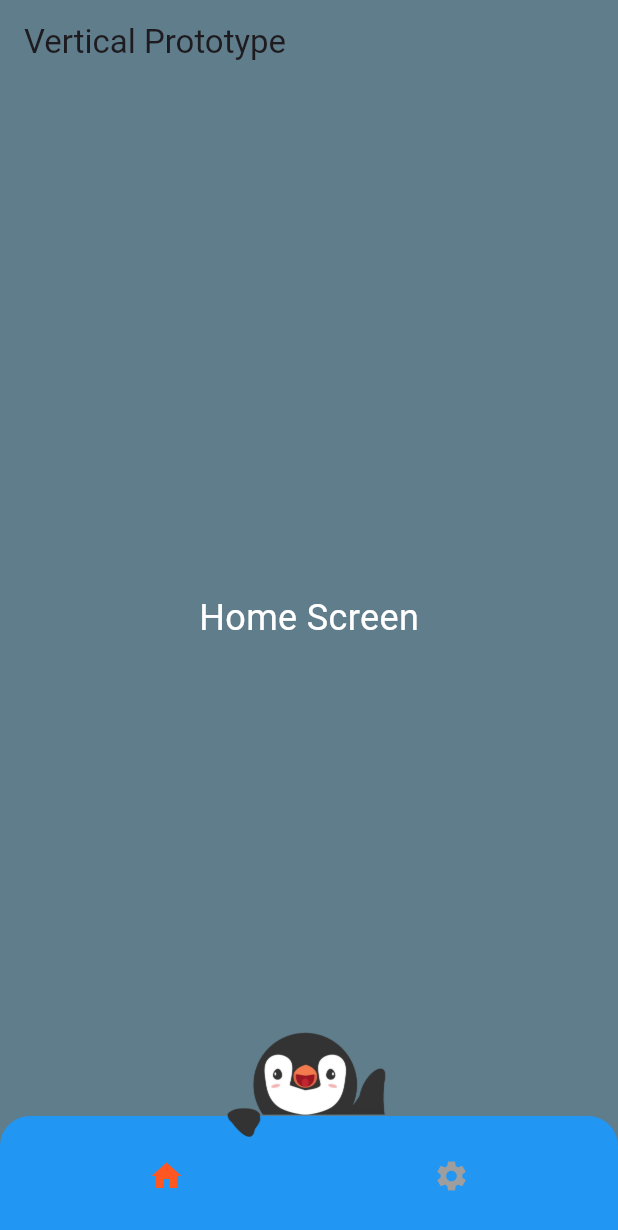
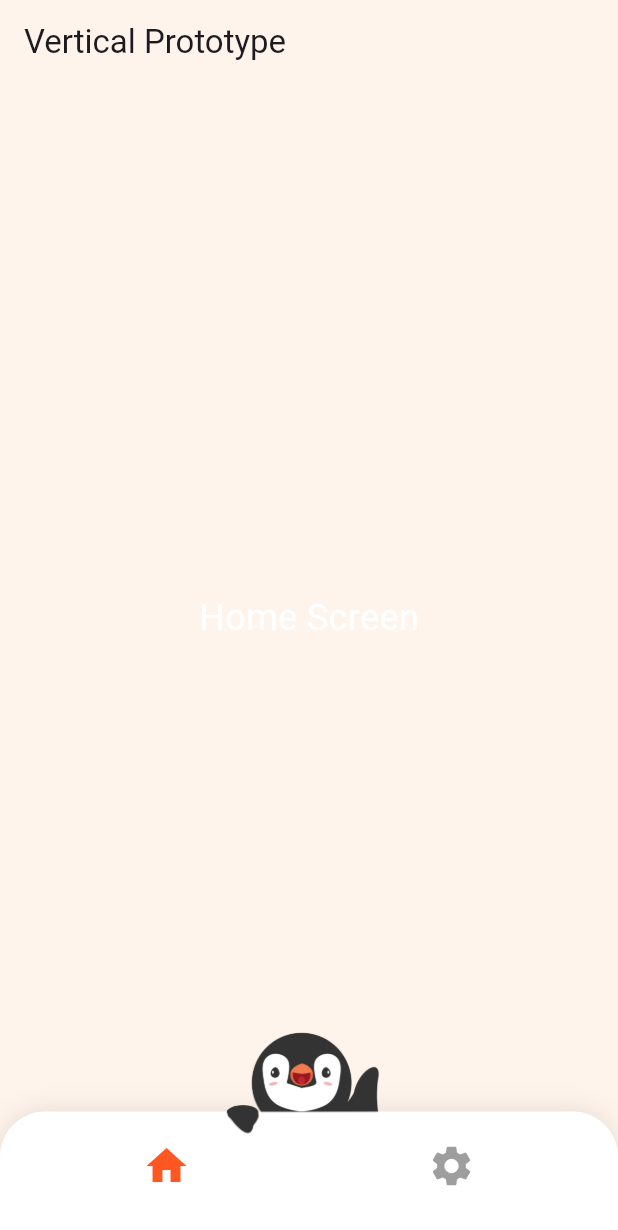
Before and after one commit to YZ1GO/L.EIC017_ES_PRJ, a Flutter app: the screen it shows after launch, on a phone screen of 412 x 824 dp. Shown: the top 1230 px of the screen. Run offline on Flutter 3.47's test engine with Material 3 defaults, Android fonts, the phone set to English and light mode, and no system bars.

Commit message:
adjust position and colors of navigator menu bar

```diff
--- a/app/lib/navigation_menu.dart
+++ b/app/lib/navigation_menu.dart
@@ -57,10 +57,10 @@ class NavigationMenuState extends State<NavigationMenu> {
         index: selectedIndex,
         children: screens,
       ),
-      floatingActionButton: Stack( // Wrap the Positioned widget with a Stack
+      floatingActionButton: Stack(
         children: [
           Positioned(
-            bottom: kBottomNavigationBarHeight + 10,
+            bottom: kBottomNavigationBarHeight + 12,
             left: (MediaQuery.of(context).size.width - 125) / 2,
             child: RawMaterialButton(
               onPressed: () {
@@ -68,23 +68,33 @@ class NavigationMenuState extends State<NavigationMenu> {
               },
               elevation: 0,
               fillColor: Colors.transparent,
-              child: Image.asset(
-                'assets/pingu_transparent.png',
-                width: 125, // Adjust width as needed
-                height: 125, // Adjust height as needed
+              child:
+                Image.asset(
+                  'assets/pingu-transparent-shadow.png',
+                  width: 120,
+                  height: 120,
                 ),
             ),
           ),
         ],
       ),
       floatingActionButtonLocation: FloatingActionButtonLocation.centerDocked,
-      bottomNavigationBar: Container(
+      bottomNavigationBar: SizedBox(
+        height: 83,
+        child: Container(
           decoration: const BoxDecoration(
-          color: Colors.blue, // Set the background color
+            color: Colors.white,
             borderRadius: BorderRadius.only(
-            topLeft: Radius.circular(20), // Adjust the radius as needed
-            topRight: Radius.circular(20), // Adjust the radius as needed
+              topLeft: Radius.circular(30),
+              topRight: Radius.circular(30),
             ),
+            boxShadow: [
+              BoxShadow(
+                color: Color.fromRGBO(0, 0, 0, 0.1),
+                blurRadius: 14,
+                offset: Offset(0, -1),
+              )
+            ],
           ),
           child: BottomAppBar(
             elevation: 0,
@@ -92,17 +102,26 @@ class NavigationMenuState extends State<NavigationMenu> {
             child: Row(
               mainAxisAlignment: MainAxisAlignment.spaceAround,
               children: [
-              IconButton(
+                Padding(
+                  padding: const EdgeInsets.only(bottom: 10),
+                  child: IconButton(
                     icon: Icon(Icons.home),
                     onPressed: () => onItemTapped(0),
                     color: selectedIndex == 0 ? Colors.deepOrange : Colors.grey,
+                    iconSize: 32,
                   ),
-              IconButton(
+                ),
+                Padding(
+                  padding: const EdgeInsets.only(bottom: 10),
+                  child: IconButton(
                     icon: Icon(Icons.settings),
                     onPressed: () => onItemTapped(1),
                     color: selectedIndex == 1 ? Colors.deepOrange : Colors.grey,
+                    iconSize: 32,
+                  ),
                 ),
               ],
+            ),
           ),
         ),
       ),
--- a/app/lib/screens/home_screen.dart
+++ b/app/lib/screens/home_screen.dart
@@ -14,7 +14,7 @@ class HomeScreen extends StatelessWidget {
             width: double.infinity,
             height: double.infinity,
             decoration: BoxDecoration(
-              color: Colors.blueGrey, // Background color of the shape
+              color: Color.fromRGBO(255, 244, 236, 1), // Background color of the shape
               borderRadius: BorderRadius.circular(0), // Border radius of the shape
             ),
           ),
--- a/app/pubspec.yaml
+++ b/app/pubspec.yaml
@@ -61,6 +61,7 @@ flutter:
   # To add assets to your application, add an assets section, like this:
   assets:
     - assets/pingu_transparent.png
+    - assets/pingu-transparent-shadow.png
 
   # An image asset can refer to one or more resolution-specific "variants", see
   # https://flutter.dev/assets-and-images/#resolution-aware
```
Also changed, not shown: app/assets/pingu-transparent-shadow.png (added), app/assets/pingu_transparent_shadow.png (deleted). Lines whose indentation alone changed are shown as unchanged.
